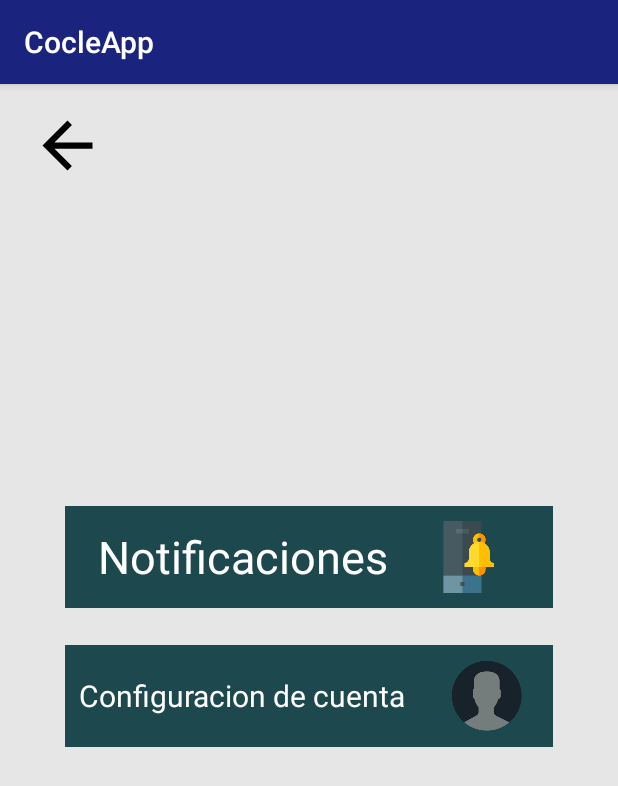
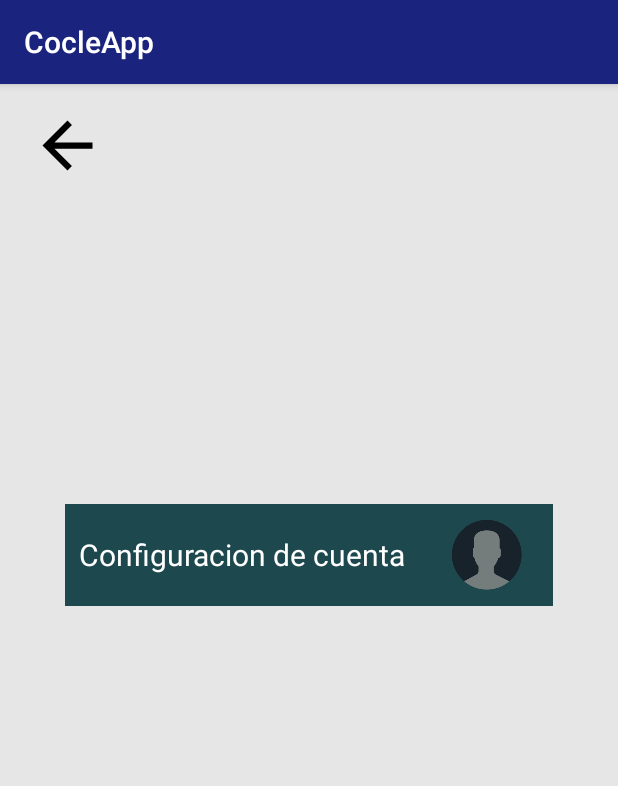
Before and after one commit to NitroSkate/ProyectoMoviles, an Android app: the ConfigTerapistActivity screen opened directly, with no data from a screen before it, on a phone screen of 412 x 824 dp. Shown: the top 786 px of the screen. Run offline under Robolectric (Android 15) with nearby library versions, the phone set to English and light mode, and no system bars; our stand-ins replace Firebase (no records; nobody signed in at launch, a user with empty details on screens opened directly).

Commit message:
Arreglando cosas de la UI

```diff
--- a/app/src/main/java/com/polillas/cocleapp/fragmentos_preguntas/Preguntas1Fragmento.kt
+++ b/app/src/main/java/com/polillas/cocleapp/fragmentos_preguntas/Preguntas1Fragmento.kt
@@ -70,6 +70,10 @@ class Preguntas1Fragmento : Fragment() {
         val view =  inflater.inflate(R.layout.fragment_preguntas1_fragmento, container, false).apply {
             if(gameViewModel.getDificulty() == 3){
                 four.visibility = View.GONE
+            }
+            else if(gameViewModel.getDificulty() ==2){
+                four.visibility = View.GONE
+                three.visibility = View.GONE
             }
             var mediaPlayer: MediaPlayer = MediaPlayer()
             arrayImageVe.add(one)
--- a/app/src/main/res/layout-land/fragment_preguntas1_fragmento.xml
+++ b/app/src/main/res/layout-land/fragment_preguntas1_fragmento.xml
@@ -72,6 +72,7 @@
                 android:layout_marginTop="8dp"
                 android:layout_marginEnd="8dp"
                 android:layout_marginBottom="8dp"
+                android:visibility="visible"
                 app:layout_constraintBottom_toBottomOf="parent"
                 app:layout_constraintEnd_toEndOf="parent"
                 app:layout_constraintHorizontal_bias="0.24"
--- a/app/src/main/res/layout-sw600dp/addpatient.xml
+++ b/app/src/main/res/layout-sw600dp/addpatient.xml
@@ -7,7 +7,7 @@
     android:background="#1C313A">
 
     <TextView
-        android:id="@+id/textView2"
+            android:id="@+id/editthis"
         android:layout_width="wrap_content"
         android:layout_height="wrap_content"
         android:layout_marginStart="8dp"
--- a/app/src/main/res/layout/activity_config_terapist.xml
+++ b/app/src/main/res/layout/activity_config_terapist.xml
@@ -24,38 +24,6 @@
             app:layout_constraintVertical_bias="0.011"
             android:src="@drawable/ic_arrow_back_black_24dp"/>
 
-    <LinearLayout
-            android:id="@+id/lL_Notificaciones_act"
-            android:layout_width="325sp"
-            android:layout_height="wrap_content"
-            android:layout_margin="20dp"
-            android:background="#FF1D484D"
-            android:gravity="center"
-            android:orientation="horizontal"
-            app:layout_constraintBottom_toBottomOf="parent"
-            app:layout_constraintEnd_toEndOf="parent"
-            app:layout_constraintStart_toStartOf="parent"
-            app:layout_constraintTop_toTopOf="parent"
-            app:layout_constraintVertical_bias="0.396">
-
-        <TextView
-                android:layout_width="wrap_content"
-                android:layout_height="match_parent"
-                android:layout_marginRight="20sp"
-                android:gravity="center"
-                android:text="Notificaciones"
-                android:textColor="#FFFFFF"
-                android:textSize="30sp" />
-
-        <ImageView
-                android:layout_width="wrap_content"
-                android:layout_height="match_parent"
-                android:layout_margin="10sp"
-                android:layout_marginRight="20sp"
-                android:src="@drawable/notificacion" />
-
-    </LinearLayout>
-
 
     <LinearLayout
             android:id="@+id/lL_Cuenta_act"
@@ -69,7 +37,7 @@
             app:layout_constraintEnd_toEndOf="parent"
             app:layout_constraintStart_toStartOf="parent"
             app:layout_constraintTop_toTopOf="parent"
-            app:layout_constraintVertical_bias="0.536">
+            app:layout_constraintVertical_bias="0.394" app:layout_constraintHorizontal_bias="0.501">
 
         <TextView
                 android:layout_width="wrap_content"
@@ -78,14 +46,14 @@
                 android:gravity="center"
                 android:text="Configuracion de cuenta"
                 android:textColor="#FFFFFF"
-                android:textSize="20sp" />
+                android:textSize="20sp"/>
 
 
         <ImageView
                 android:layout_width="wrap_content"
                 android:layout_height="match_parent"
                 android:layout_margin="10sp"
-                android:src="@drawable/cuenta" />
+                android:src="@drawable/cuenta"/>
 
 
     </LinearLayout>
```
Also changed, not shown: app/src/main/res/layout-land/addpatient.xml (+9 -10 lines), app/src/main/res/layout/addpatient.xml (+5 -2 lines).
